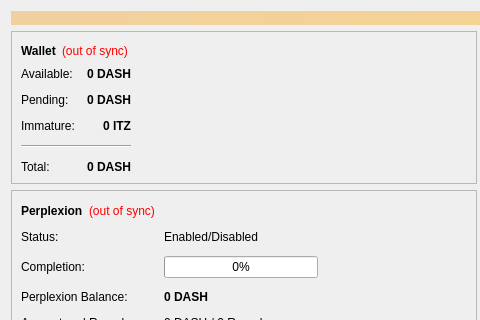
projectinterzone/tITZ, file src/qt/forms/overviewpage.ui: the form before one commit; both pictures show x 0 to 480 and y 0 to 320 of the 960 by 585 pixel window.
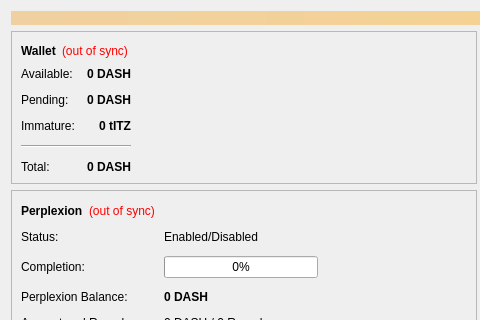
The form after the commit.

```diff
--- a/src/qt/forms/overviewpage.ui
+++ b/src/qt/forms/overviewpage.ui
@@ -191,7 +191,7 @@
                  <string>Minted balance that has not yet matured</string>
                 </property>
                 <property name="text">
-                 <string notr="true">0 ITZ</string>
+                 <string notr="true">0 tITZ</string>
                 </property>
                 <property name="alignment">
                  <set>Qt::AlignRight|Qt::AlignTrailing|Qt::AlignVCenter</set>
```
Left out of the diff: 6 changed lines with no effect on the pictures.
